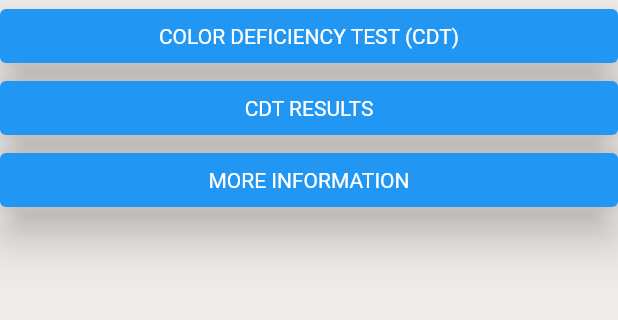
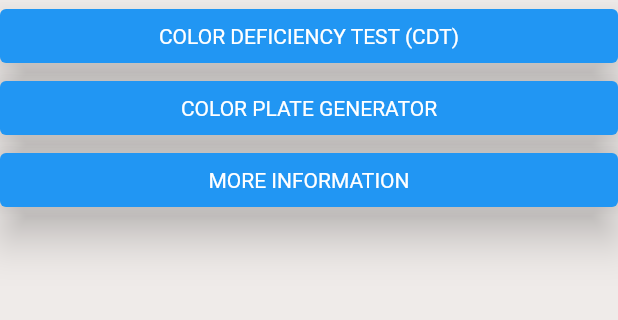
Before and after one commit to Jesh10/ColorViu-MobileApp, a Flutter app: the screen it shows once a user with an empty profile is signed in, on a phone screen of 412 x 824 dp, the part 84-404 px from its top. Run offline on Flutter 3.47's test engine with Material 2 defaults, Android fonts, the phone set to English and light mode, and no system bars; our stand-ins replace cloud_firestore, date_field, firebase_auth, firebase_core, flutter_spinkit, get and 1 more; missing offline and left inert: drag_and_drop_gridview; accounts and stored records are empty.

Commit message:
Revert "Results"
This reverts commit 4e2f1acbf7b169d23923ec63c8803723ab83af13.

```diff
--- a/lib/models/results.dart
+++ /dev/null
@@ -1,15 +0,0 @@
-class Results {
-  final String uid;
-  final String test;
-  final String result;
-  final String severity;
-  final DateTime dateTime;
-
-  Results({
-    required this.uid,
-    required this.test,
-    required this.result,
-    required this.severity,
-    required this.dateTime,
-  });
-}
--- a/lib/screens/home/home.dart
+++ b/lib/screens/home/home.dart
@@ -1,5 +1,4 @@
 import 'package:colorviu/models/user.dart';
-import 'package:colorviu/screens/results/retrieveResults.dart';
 import 'package:colorviu/services/auth.dart';
 import 'package:colorviu/services/database.dart';
 import 'package:colorviu/tests/cdt.dart';
@@ -68,16 +67,11 @@ class Home extends StatelessWidget {
                 child: const Text('COLOR DEFICIENCY TEST (CDT)'),
               ),
               ElevatedButton(
-                onPressed: () {
-                  Navigator.push(
-                    context,
-                    MaterialPageRoute(builder: (context) => retrieveResults()),
-                  );
-                },
+                onPressed: () {},
                 style: ElevatedButton.styleFrom(
                     elevation: 12.0,
                     textStyle: const TextStyle(color: Colors.white)),
-                child: const Text('CDT RESULTS'),
+                child: const Text('COLOR PLATE GENERATOR'),
               ),
               ElevatedButton(
                 onPressed: () {},
```
Also changed, not shown: lib/screens/results/retrieveResults.dart (deleted, +0 -134 lines).
